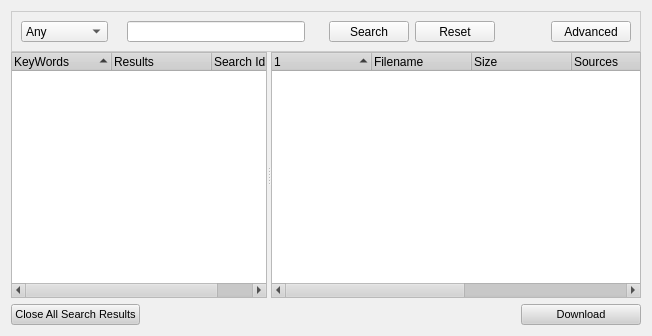
First picture: the form in retroshare-gui/src/gui/SearchDialog.ui, repository RetroShare/RetroShare, before the edit.
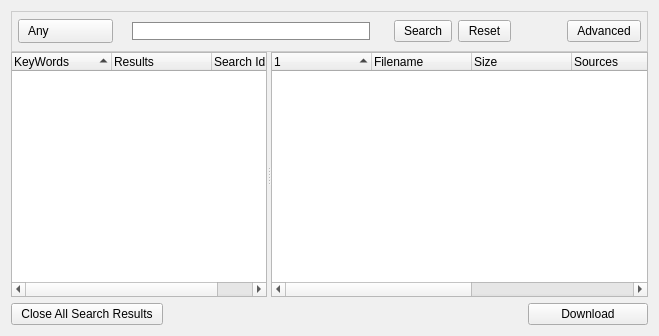
Second picture: the form after the edit. Icons and pictures are not drawn. Custom widgets are drawn as their Qt base class.

Commit message: improved SearchDialog stylesheets

Diff of the .ui file:
```diff
--- a/retroshare-gui/src/gui/SearchDialog.ui
+++ b/retroshare-gui/src/gui/SearchDialog.ui
@@ -6,7 +6,7 @@
    <rect>
     <x>0</x>
     <y>0</y>
-    <width>652</width>
+    <width>659</width>
     <height>336</height>
    </rect>
   </property>
@@ -332,9 +332,9 @@
      <colorrole role="WindowText">
       <brush brushstyle="SolidPattern">
        <color alpha="255">
-        <red>104</red>
-        <green>104</green>
-        <blue>104</blue>
+        <red>0</red>
+        <green>0</green>
+        <blue>0</blue>
        </color>
       </brush>
      </colorrole>
@@ -386,9 +386,9 @@
      <colorrole role="Text">
       <brush brushstyle="SolidPattern">
        <color alpha="255">
-        <red>104</red>
-        <green>104</green>
-        <blue>104</blue>
+        <red>0</red>
+        <green>0</green>
+        <blue>0</blue>
        </color>
       </brush>
      </colorrole>
@@ -404,9 +404,9 @@
      <colorrole role="ButtonText">
       <brush brushstyle="SolidPattern">
        <color alpha="255">
-        <red>104</red>
-        <green>104</green>
-        <blue>104</blue>
+        <red>0</red>
+        <green>0</green>
+        <blue>0</blue>
        </color>
       </brush>
      </colorrole>
@@ -499,6 +499,48 @@
   <property name="contextMenuPolicy">
    <enum>Qt::NoContextMenu</enum>
   </property>
+  <property name="styleSheet">
+   <string notr="true">QToolButton, QPushButton, QComboBox { 
+border-image: url(:/images/btn_26.png) 4;
+border-width: 4;
+padding: 0px 6px;
+font-size: 12px;
+}
+
+*{
+color: black;
+}
+
+QComboBox QAbstractItemView {
+background-color:white;
+}
+
+QComboBox::down-arrow {
+image: url(:/images/combobox_arrow.png);
+}
+
+QComboBox:drop-down
+{
+subcontrol-origin: padding;
+subcontrol-position: top right;
+border-left-style: none; 
+border-top-right-radius: 1px;
+border-bottom-right-radius: 1px;
+}
+
+QToolButton:hover, QPushButton:hover, QComboBox:hover {
+border-image: url(:/images/btn_26_hover.png) 4;
+}
+
+QToolButton:disabled, QPushButton:disabled, QComboBox::disabled {
+color:gray;
+}
+
+QToolButton:pressed, QPushButton:pressed{
+border-image: url(:/images/btn_26_pressed.png) 4;
+}
+</string>
+  </property>
   <layout class="QGridLayout" name="gridLayout_3">
    <property name="verticalSpacing">
     <number>0</number>
@@ -519,6 +561,9 @@
 border: 1px solid #CCCCCC;}</string>
      </property>
      <layout class="QGridLayout" name="gridLayout">
+      <property name="margin">
+       <number>6</number>
+      </property>
       <item row="0" column="0">
        <widget class="QComboBox" name="FileTypeComboBox">
         <item>
@@ -641,6 +686,9 @@
 &lt;/style&gt;&lt;/head&gt;&lt;body style=&quot; font-family:'Arial'; font-size:8pt; font-weight:400; font-style:normal;&quot;&gt;
 &lt;p style=&quot; margin-top:0px; margin-bottom:0px; margin-left:0px; margin-right:0px; -qt-block-indent:0; text-indent:0px;&quot;&gt;Enter a Keyword here&lt;/p&gt;&lt;/body&gt;&lt;/html&gt;</string>
         </property>
+        <property name="styleSheet">
+         <string notr="true">border: 1px solid #8B8B8B;</string>
+        </property>
        </widget>
       </item>
       <item row="0" column="3">
```
Left out of the diff: 20 changed lines with no effect on the pictures. The commit also changes 14 other files.
